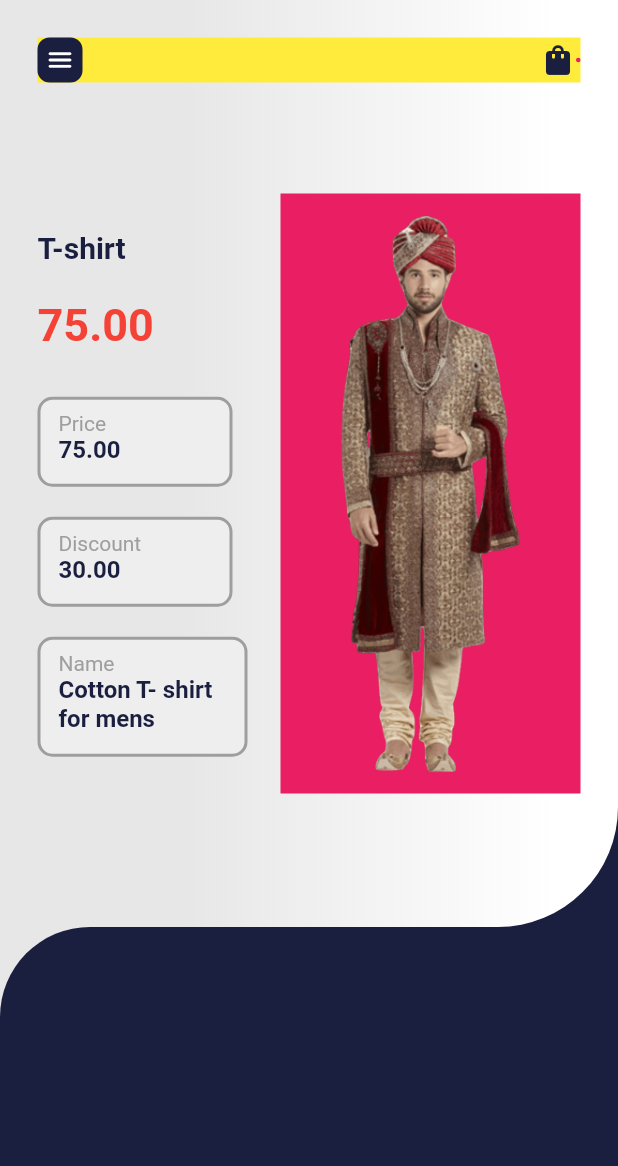
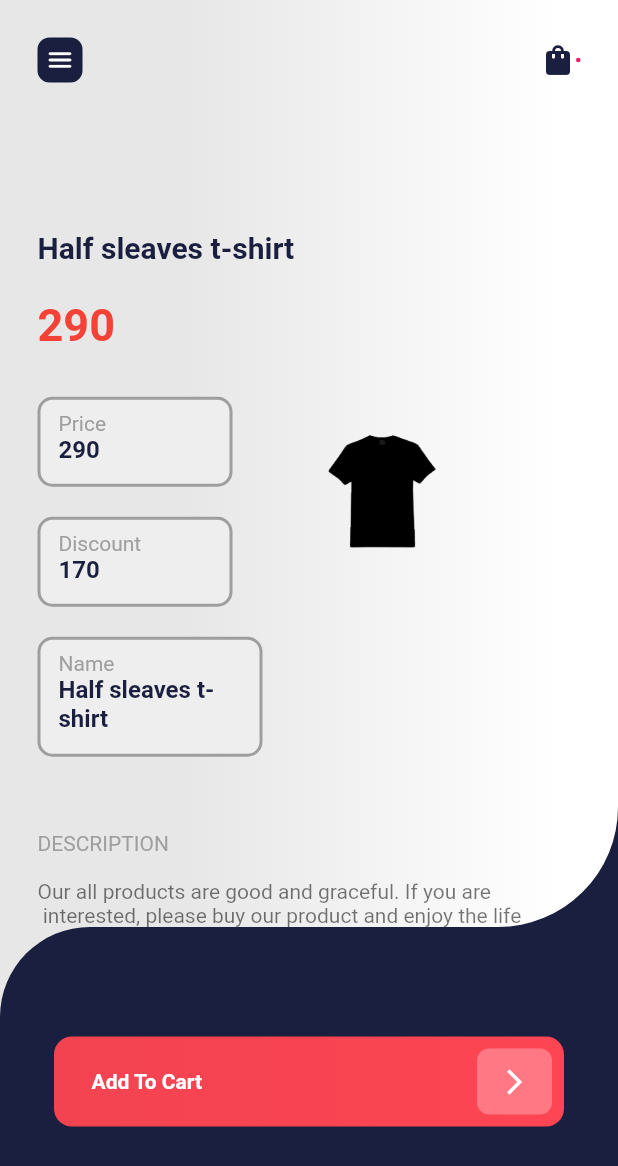
Before and after one commit to muhammadawaisyaseen/Ecommerce-UI-Design, a Flutter app: the ProductsPage screen opened directly, after a tap on "Half sleaves t-shirt", on a phone screen of 412 x 824 dp. Shown: the top 1166 px of the screen. Run offline on Flutter 3.47's test engine with Material 2 defaults, Android fonts, the phone set to English and light mode, and no system bars.

Commit message:
E commerce ui completed

```diff
--- a/lib/main.dart
+++ b/lib/main.dart
@@ -1,3 +1,4 @@
+import 'package:e_commerce_ui/models/myproduct.dart';
 import 'package:e_commerce_ui/screens/home_screen.dart';
 import 'package:e_commerce_ui/screens/product_detail_screen.dart';
 import 'package:e_commerce_ui/screens/products_screen.dart';
@@ -22,7 +23,7 @@ class MyApp extends StatelessWidget {
       theme: ThemeData(
         primarySwatch: Colors.blue,
       ),
-      home: ProductDetailPage(),
+      home: HomePage(),
     );
   }
 }
--- a/lib/models/myproduct.dart
+++ b/lib/models/myproduct.dart
@@ -17,7 +17,7 @@ List<Product> productsList = [
   Product(
       imageUrl: 'assets/images/shirt.png',
       name: 'Half sleaves t-shirt',
-      price: 130.toString(),
+      price: 290.toString(),
       discount: 170.toString()),
   Product(
       imageUrl: 'assets/images/pent.png',
--- a/lib/screens/product_detail_screen.dart
+++ b/lib/screens/product_detail_screen.dart
@@ -5,9 +5,9 @@ import 'package:flutter/src/widgets/container.dart';
 import 'package:flutter/src/widgets/framework.dart';
 
 class ProductDetailPage extends StatelessWidget {
-  ProductDetailPage({super.key});
+  ProductDetailPage({required this.obj, super.key});
 
-  // final Product obj;
+  final Product obj;
 
   @override
   Widget build(BuildContext context) {
@@ -33,10 +33,11 @@ class ProductDetailPage extends StatelessWidget {
                 child: Column(
                   crossAxisAlignment: CrossAxisAlignment.start,
                   children: [
+                    //Menu Row
                     Padding(
                       padding: const EdgeInsets.all(25),
                       child: Container(
-                        color: Colors.yellow,
+                        // color: Colors.yellow,
                         child: Row(
                           mainAxisAlignment: MainAxisAlignment.start,
                           children: [
@@ -68,11 +69,12 @@ class ProductDetailPage extends StatelessWidget {
                       ),
                     ),
                     /////////////
-                    SizedBox(
+                    const SizedBox(
                       height: 24,
                     ),
                     Padding(
-                      padding: const EdgeInsets.all(25),
+                      padding:
+                          const EdgeInsets.only(left: 25, top: 25, bottom: 25),
                       child: Row(
                         mainAxisAlignment: MainAxisAlignment.start,
                         children: [
@@ -81,17 +83,19 @@ class ProductDetailPage extends StatelessWidget {
                             crossAxisAlignment: CrossAxisAlignment.start,
                             children: [
                               RichText(
-                                  text: const TextSpan(
-                                      style: TextStyle(
+                                  text: TextSpan(
+                                      style: const TextStyle(
                                           color: Color(0xFF1a1e3f),
                                           fontWeight: FontWeight.bold,
                                           fontSize: 20),
                                       children: [
-                                    TextSpan(text: 'T-shirt'),
-                                    TextSpan(text: '\n\n'),
+                                    // TextSpan(text: 'T-shirt'),
+                                    TextSpan(text: obj.name),
+                                    const TextSpan(text: '\n\n'),
                                     TextSpan(
-                                        text: '75.00',
-                                        style: TextStyle(
+                                        // text: '75.00',
+                                        text: obj.price,
+                                        style: const TextStyle(
                                             color: Colors.red,
                                             fontWeight: FontWeight.bold,
                                             fontSize: 30))
@@ -99,16 +103,19 @@ class ProductDetailPage extends StatelessWidget {
                               const SizedBox(
                                 height: 30,
                               ),
-                              RectangleWidget(txt: 'Price', number: '75.00'),
-                              SizedBox(
+                              // RectangleWidget(txt: 'Price', number: '75.00'),
+                              RectangleWidget(txt: 'Price', number: obj.price),
+                              const SizedBox(
                                 height: 20,
                               ),
-                              RectangleWidget(txt: 'Discount', number: '30.00'),
-                              SizedBox(
+                              // RectangleWidget(txt: 'Discount', number: '30.00'),
+                              RectangleWidget(
+                                  txt: 'Discount', number: obj.discount),
+                              const SizedBox(
                                 height: 20,
                               ),
                               Container(
-                                width: 140,
+                                width: 150,
                                 height: 80,
                                 decoration: BoxDecoration(
                                   borderRadius: BorderRadius.circular(10),
@@ -125,8 +132,8 @@ class ProductDetailPage extends StatelessWidget {
                                         CrossAxisAlignment.start,
                                     children: [
                                       RichText(
-                                          text: const TextSpan(
-                                              style: TextStyle(
+                                          text: TextSpan(
+                                              style: const TextStyle(
                                                   color: Colors.grey,
                                                   fontSize: 14),
                                               children: [
@@ -134,8 +141,9 @@ class ProductDetailPage extends StatelessWidget {
                                             TextSpan(text: '\n'),
                                             TextSpan(
                                                 text:
-                                                    'Cotton T- shirt for mens',
-                                                style: TextStyle(
+                                                    // 'Cotton T- shirt for mens',
+                                                    obj.name,
+                                                style: const TextStyle(
                                                     color: Color(0xFF1a1e3f),
                                                     fontSize: 16,
                                                     fontWeight:
@@ -148,23 +156,33 @@ class ProductDetailPage extends StatelessWidget {
                             ],
                           ),
                           // Image Displayed
-                          Spacer(),
-
-                          Container(
-                              width: 200,
-                              height: 400,
-                              color: Colors.pink,
-                              child: Image.asset('assets/images/sharwani.png'))
+                          // Spacer(),
+                          Image.asset(
+                            // 'assets/images/sharwani.png'
+                            obj.imageUrl,
+                            width: 120,
+                            height: 400,
+                          )
                         ],
                       ),
                     ),
 
                     // Last Description
-                    RichText(text: TextSpan(
-                      children: [
-                        TextSpan()
-                      ]
-                    )),
+                    Padding(
+                      padding: const EdgeInsets.symmetric(horizontal: 25),
+                      child: RichText(
+                          text: TextSpan(
+                              style:
+                                  TextStyle(color: Colors.grey, fontSize: 14),
+                              children: [
+                            TextSpan(text: 'DESCRIPTION'),
+                            TextSpan(text: '\n\n'),
+                            TextSpan(
+                                text:
+                                    'Our all products are good and graceful. If you are\n interested, please buy our product and enjoy the life \nThis brand is the best choice for you!',
+                                style: TextStyle(color: Colors.black54)),
+                          ])),
+                    ),
                   ],
                 ),
               ),
@@ -184,6 +202,51 @@ class ProductDetailPage extends StatelessWidget {
                           color: Color(0xFF1a1e3f),
                           borderRadius:
                               BorderRadius.only(topLeft: Radius.circular(60))),
+                      // Add to Cart Button
+                      child: UnconstrainedBox(
+                        child: Container(
+                          // width: MediaQuery.of(context).size.width * 1,
+                          width: 340,
+                          height: 60,
+                          decoration: BoxDecoration(
+                              gradient: const LinearGradient(colors: [
+                                Color(0xFFf34351),
+                                Color(0xFFfd4553)
+                              ]),
+                              borderRadius: BorderRadius.circular(12)),
+                          child: Row(
+                            mainAxisAlignment: MainAxisAlignment.start,
+                            children: [
+                              const Padding(
+                                padding: EdgeInsets.symmetric(
+                                    horizontal: 25, vertical: 18),
+                                child: Text(
+                                  'Add To Cart',
+                                  style: TextStyle(
+                                      color: Colors.white,
+                                      fontWeight: FontWeight.bold),
+                                ),
+                              ),
+                              const Spacer(),
+                              Padding(
+                                padding: const EdgeInsets.all(8.0),
+                                child: Container(
+                                  width: 50,
+                                  height: 50,
+                                  decoration: BoxDecoration(
+                                      color: Color(0xFFff7884),
+                                      borderRadius: BorderRadius.circular(8)),
+                                  child: const Icon(
+                                    Icons.arrow_forward_ios_outlined,
+                                    color: Colors.white,
+                                    size: 20,
+                                  ),
+                                ),
+                              )
+                            ],
+                          ),
+                        ),
+                      ),
                     )),
               )
             ],
--- a/lib/screens/tabs/colleagues_tab.dart
+++ b/lib/screens/tabs/colleagues_tab.dart
@@ -74,7 +74,7 @@ class ColleagueTab extends StatelessWidget {
               Navigator.push(
                   context,
                   MaterialPageRoute(
-                    builder: (context) => ProductDetailPage(),
+                    builder: (context) => ProductDetailPage(obj: product),
                   ));
             },
             child: Container(
@@ -145,7 +145,9 @@ class ColleagueTab extends StatelessWidget {
                         TextSpan(
                             // Text('Indian currency is ${currency}');
                             text: '\$ ${product.price.toString()}',
-                            style: const TextStyle(color: Colors.pink)),
+                            style: const TextStyle(
+                                color: Colors.pink,
+                                fontWeight: FontWeight.bold)),
                         const TextSpan(
                           text: '   ',
                         ),
```
Also changed, not shown: lib/screens/home_screen.dart (+9 -7 lines), lib/screens/tabs/collection_tab.dart (+59 -35 lines), lib/screens/tabs/myaward_tab.dart (+59 -35 lines).
